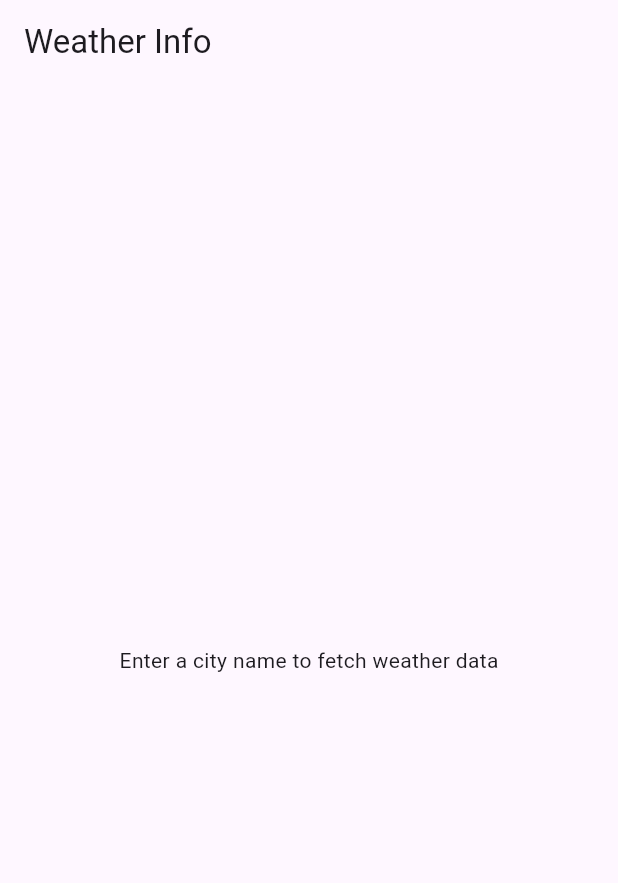
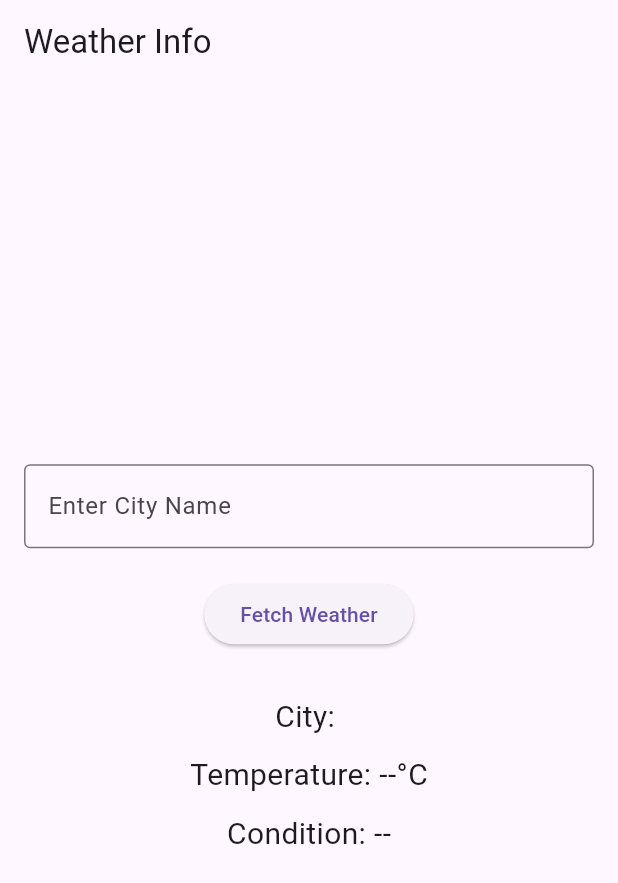
Before and after one commit to shellycodesalot1/weather_info_app, a Flutter app: the screen it shows after launch, on a phone screen of 412 x 824 dp. Shown: the top 883 px of the screen. Run offline on Flutter 3.47's test engine with Material 3 defaults, Android fonts, the phone set to English and light mode, and no system bars.

Commit message:
Basic UI with input field and button

```diff
--- a/lib/main.dart
+++ b/lib/main.dart
@@ -17,15 +17,66 @@ class MyApp extends StatelessWidget {
   }
 }
 
-class WeatherHomeScreen extends StatelessWidget {
+class WeatherHomeScreen extends StatefulWidget {
+  @override
+  _WeatherHomeScreenState createState() => _WeatherHomeScreenState();
+}
+
+class _WeatherHomeScreenState extends State<WeatherHomeScreen> {
+  final TextEditingController _cityController = TextEditingController();
+
+  String _cityName = "";
+  String _temperature = "--";
+  String _condition = "--";
+
   @override
   Widget build(BuildContext context) {
     return Scaffold(
       appBar: AppBar(
         title: Text('Weather Info'),
       ),
-      body: Center(
-        child: Text('Enter a city name to fetch weather data'),
+      body: Padding(
+        padding: const EdgeInsets.all(16.0),
+        child: Column(
+          mainAxisAlignment: MainAxisAlignment.center,
+          children: [
+            // TextField for City Input
+            TextField(
+              controller: _cityController,
+              decoration: InputDecoration(
+                border: OutlineInputBorder(),
+                labelText: 'Enter City Name',
+              ),
+            ),
+            SizedBox(height: 20),
+            // Fetch Weather Button
+            ElevatedButton(
+              onPressed: () {
+                setState(() {
+                  _cityName = _cityController.text;
+                });
+                // Here you can simulate or fetch weather data
+              },
+              child: Text('Fetch Weather'),
+            ),
+            SizedBox(height: 30),
+            // Placeholder for displaying weather data
+            Text(
+              'City: $_cityName',
+              style: TextStyle(fontSize: 20),
+            ),
+            SizedBox(height: 10),
+            Text(
+              'Temperature: $_temperature°C',
+              style: TextStyle(fontSize: 20),
+            ),
+            SizedBox(height: 10),
+            Text(
+              'Condition: $_condition',
+              style: TextStyle(fontSize: 20),
+            ),
+          ],
+        ),
       ),
     );
   }
```
